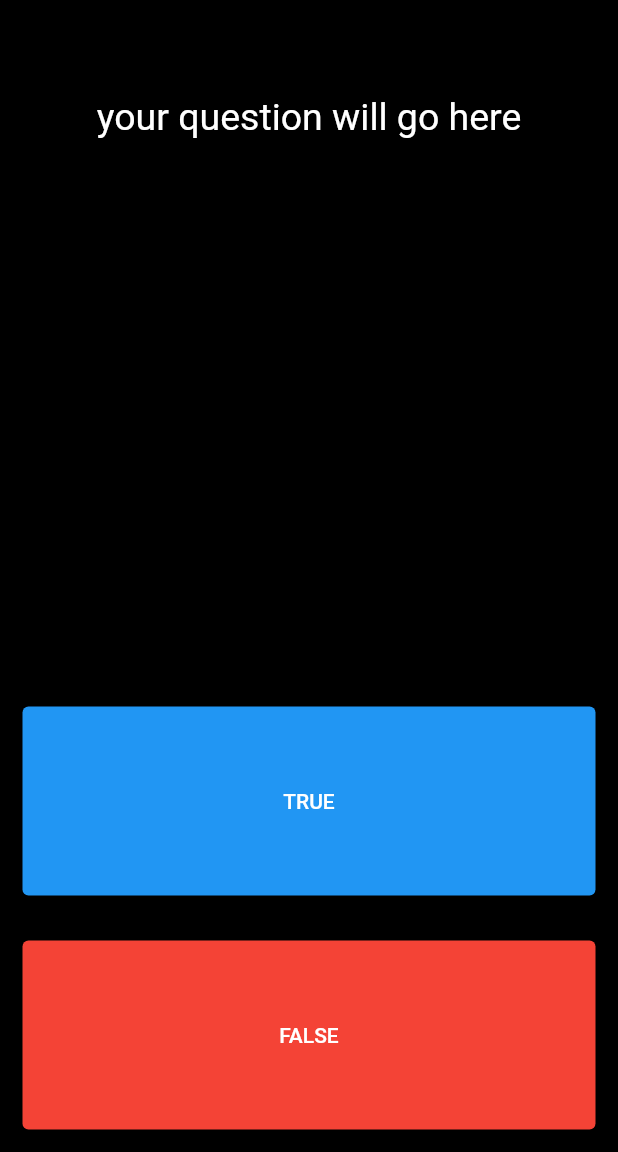
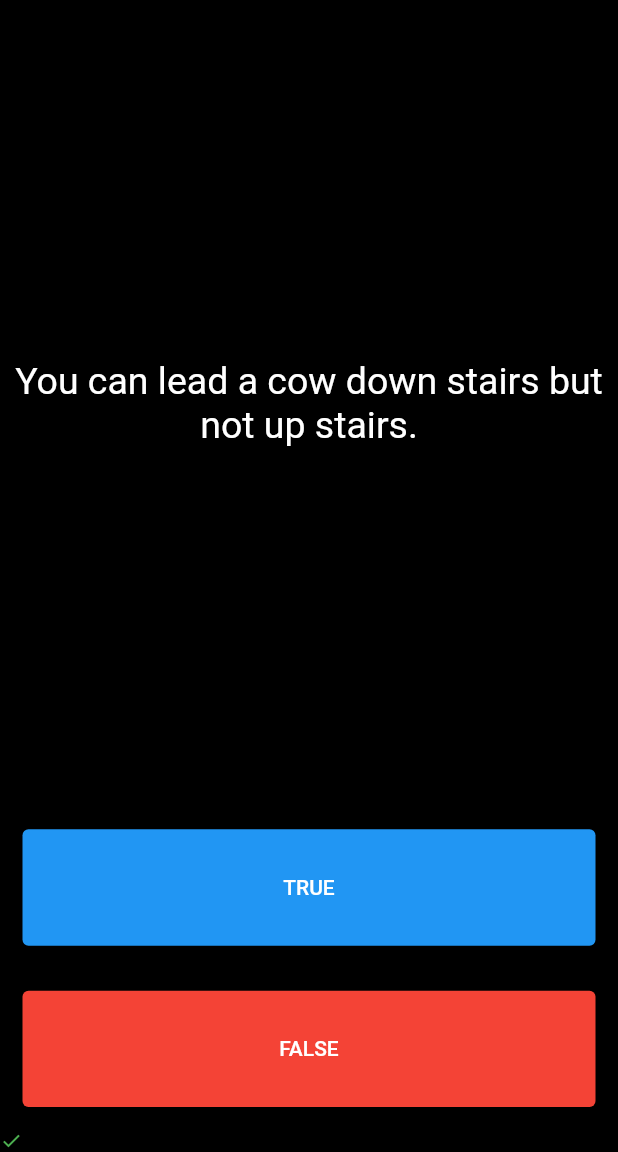
Before and after one commit to Abhi902/quizzler, a Flutter app: the screen it shows after launch, after a tap on "TRUE", on a phone screen of 412 x 824 dp, the part 84-1236 px from its top. Run offline on Flutter 3.47's test engine with Material 2 defaults, Android fonts, the phone set to English and light mode, and no system bars; our stand-ins replace rflutter_alert.

Commit message:
second commit

```diff
--- /dev/null
+++ b/lib/Quizzerbrain.dart
@@ -0,0 +1,64 @@
+import 'package:quizzler/questionclass.dart';
+
+class Quizbrain {
+  int questionnumber = 0;
+
+  List<Question> _Questionbank = [
+    Question(s: 'Some cats are actually allergic to humans', ans: true),
+    Question(
+        s: 'You can lead a cow down stairs but not up stairs.', ans: false),
+    Question(
+        s: 'Approximately one quarter of human bones are in the feet.',
+        ans: true),
+    Question(s: 'A slug\'s blood is green.', ans: true),
+    Question(
+        s: 'Buzz Aldrin\'s mother\'s maiden name was \"Moon\".', ans: true),
+    Question(s: 'It is illegal to pee in the Ocean in Portugal.', ans: true),
+    Question(
+        s: 'No piece of square dry paper can be folded in half more than 7 times.',
+        ans: false),
+    Question(
+        s: 'In London, UK, if you happen to die in the House of Parliament, you are technically entitled to a state funeral, because the building is considered too sacred a place.',
+        ans: true),
+    Question(
+        s: 'The loudest sound produced by any animal is 188 decibels. That animal is the African Elephant.',
+        ans: false),
+    Question(
+        s: 'The total surface area of two human lungs is approximately 70 square metres.',
+        ans: true),
+    Question(s: 'Google was originally called \"Backrub\".', ans: true),
+    Question(
+        s: 'Chocolate affects a dog\'s heart and nervous system; a few ounces are enough to kill a small dog.',
+        ans: true),
+    Question(
+        s: 'In West Virginia, USA, if you accidentally hit an animal with your car, you are free to take it home to eat.',
+        ans: true),
+  ];
+
+  void check() {
+    print(questionnumber);
+    if (questionnumber < _Questionbank.length - 1) {
+      questionnumber++;
+    }
+  }
+
+  bool isFinished() {
+    if (questionnumber >= _Questionbank.length - 1) {
+      return true;
+    } else {
+      return false;
+    }
+  }
+
+  void reset() {
+    questionnumber = 0;
+  }
+
+  String getQuestionText() {
+    return _Questionbank[questionnumber].a;
+  }
+
+  bool getans() {
+    return _Questionbank[questionnumber].x;
+  }
+}
--- a/lib/main.dart
+++ b/lib/main.dart
@@ -1,5 +1,8 @@
 import 'package:flutter/material.dart';
+import 'package:rflutter_alert/rflutter_alert.dart';
+import 'Quizzerbrain.dart';
 
+Quizbrain qb = Quizbrain();
 void main() => runApp(quizzler());
 
 class quizzler extends StatefulWidget {
@@ -10,6 +13,44 @@ class quizzler extends StatefulWidget {
 }
 
 class _quizzlerState extends State<quizzler> {
+  List<Icon> scorekeeper = [];
+
+  void compare(bool userans) {
+    bool correctans = qb.getans();
+    setState(() {
+      print(qb.isFinished());
+      if (qb.isFinished() == true) {
+        Alert(
+                context: context,
+                title: 'Finished!',
+                desc: 'You\'ve reached the end of the quiz.')
+            .show();
+        qb.reset();
+        scorekeeper = [];
+      } else {
+        if (correctans == userans) {
+          scorekeeper.add(
+            Icon(
+              Icons.check,
+              color: Colors.green,
+              size: 15,
+            ),
+          );
+        } else {
+          scorekeeper.add(
+            Icon(
+              Icons.close,
+              color: Colors.red,
+              size: 15,
+            ),
+          );
+        }
+      }
+
+      qb.check();
+    });
+  }
+
   @override
   Widget build(BuildContext context) {
     return MaterialApp(
@@ -30,7 +71,7 @@ class _quizzlerState extends State<quizzler> {
                 child: Center(
                   child: Text(
                     textAlign: TextAlign.center,
-                    "your question will go here",
+                    qb.getQuestionText(),
                     style: TextStyle(
                       fontSize: 25,
                       color: Colors.white,
@@ -39,9 +80,8 @@ class _quizzlerState extends State<quizzler> {
                 ),
               ),
             ),
-            SizedBox(height: 300),
             Expanded(
-              flex: 5,
+              flex: 1,
               child: Padding(
                 padding: const EdgeInsets.all(15.0),
                 child: TextButton(
@@ -49,7 +89,9 @@ class _quizzlerState extends State<quizzler> {
                     backgroundColor:
                         MaterialStateProperty.all<Color>(Colors.blue),
                   ),
-                  onPressed: () {},
+                  onPressed: () {
+                    compare(true);
+                  },
                   child: Text(
                     "TRUE",
                     style: TextStyle(
@@ -60,7 +102,7 @@ class _quizzlerState extends State<quizzler> {
               ),
             ),
             Expanded(
-              flex: 5,
+              flex: 1,
               child: Padding(
                 padding: const EdgeInsets.all(15),
                 child: TextButton(
@@ -68,7 +110,9 @@ class _quizzlerState extends State<quizzler> {
                     backgroundColor:
                         MaterialStateProperty.all<Color>(Colors.red),
                   ),
-                  onPressed: () {},
+                  onPressed: () {
+                    compare(false);
+                  },
                   child: Text(
                     "FALSE",
                     style: TextStyle(
@@ -77,10 +121,21 @@ class _quizzlerState extends State<quizzler> {
                   ),
                 ),
               ),
-            )
+            ),
+            Row(
+              children: scorekeeper,
+            ),
           ],
         ),
       ),
     );
   }
-}
+} /*
+Icon(
+Icons.check,
+color: Colors.green,
+),
+Icon(
+Icons.close,
+color: Colors.red,
+),*/
--- /dev/null
+++ b/lib/questionclass.dart
@@ -0,0 +1,9 @@
+class Question {
+  String a = '';
+  bool x = false;
+
+  Question({String s = '', bool ans = false}) {
+    a = s;
+    x = ans;
+  }
+}
--- a/pubspec.yaml
+++ b/pubspec.yaml
@@ -34,6 +34,7 @@ dependencies:
   # The following adds the Cupertino Icons font to your application.
   # Use with the CupertinoIcons class for iOS style icons.
   cupertino_icons: ^1.0.2
+  rflutter_alert: ^2.0.4
 
 dev_dependencies:
   flutter_test:
```
Also changed, not shown: pubspec.lock, 1 other file.
